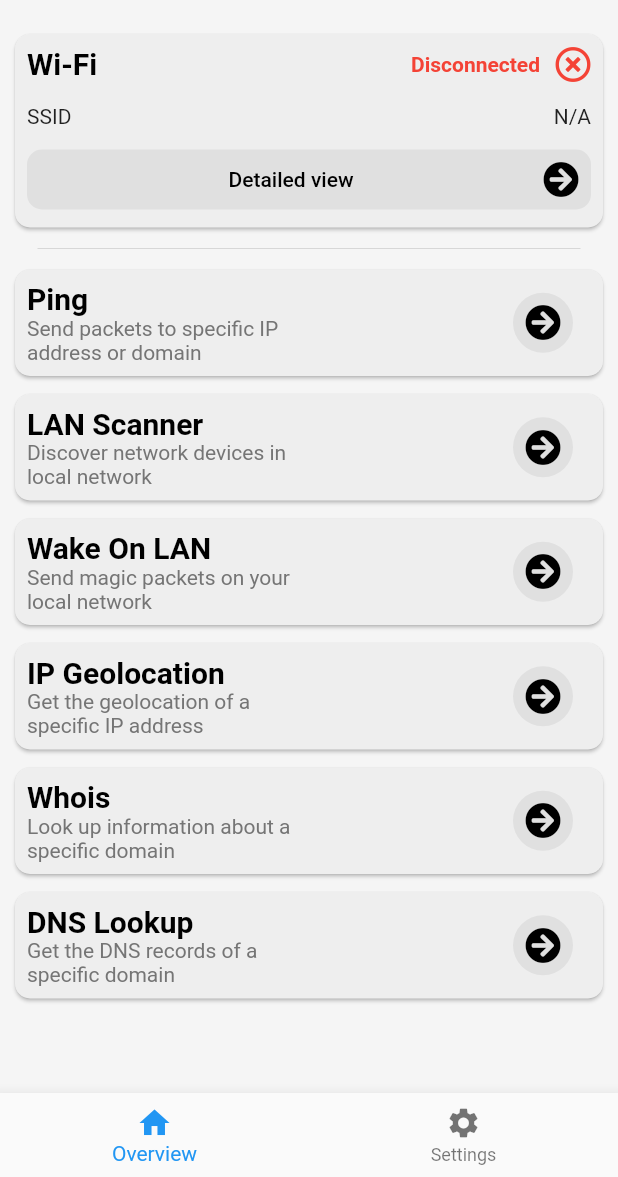
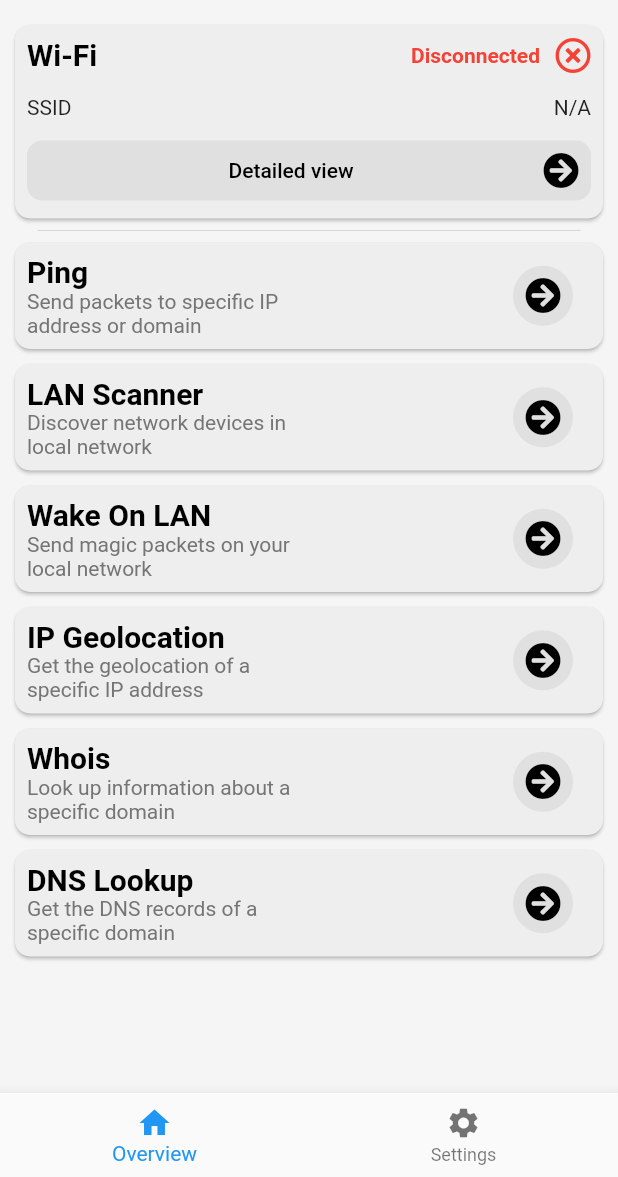
Before and after one commit to ivirtex/networkarch-flutter, a Flutter app: the screen it shows after launch, on a phone screen of 412 x 824 dp, the part 59-1236 px from its top. Run offline on Flutter 3.47's test engine with Material 2 defaults, Android fonts, the light colour scheme and no system bars; our stand-ins replace animate_do, easy_dynamic_theme, fluttertoast, font_awesome_flutter, google_maps_flutter, permission_handler and 1 more; missing offline and left inert: carrier_info, dart_ping, lan_scanner, network_info_plus, wake_on_lan.

Commit message:
Code refactor, fix margin

```diff
--- a/lib/constants.dart
+++ b/lib/constants.dart
@@ -47,6 +47,8 @@ abstract class Constants {
 
   // Styles
   static EdgeInsets listPadding = const EdgeInsets.all(10.0);
+
+  static double listSpacing = 10.0;
 
   static Divider listDivider = const Divider(
     height: 2,
--- a/lib/main.dart
+++ b/lib/main.dart
@@ -1,10 +1,10 @@
 // Flutter imports:
 import 'package:flutter/cupertino.dart';
 import 'package:flutter/material.dart';
+import 'package:flutter/services.dart';
 
 // Package imports:
 import 'package:easy_dynamic_theme/easy_dynamic_theme.dart';
-import 'package:flutter/services.dart';
 import 'package:provider/provider.dart';
 
 // Project imports:
--- a/lib/screens/dashboard.dart
+++ b/lib/screens/dashboard.dart
@@ -157,12 +157,18 @@ class _DashboardState extends State<Dashboard> {
                     Navigator.pushNamed(context, '/tools/ping', arguments: '');
                   },
                 ),
+                SizedBox(
+                  height: Constants.listSpacing,
+                ),
                 ToolCard(
                   toolName: 'LAN Scanner',
                   toolDesc: Constants.lanScannerDesc,
                   onPressed: () {
                     Navigator.pushNamed(context, '/tools/lan');
                   },
+                ),
+                SizedBox(
+                  height: Constants.listSpacing,
                 ),
                 ToolCard(
                   toolName: 'Wake On LAN',
@@ -171,12 +177,18 @@ class _DashboardState extends State<Dashboard> {
                     Navigator.pushNamed(context, '/tools/wol');
                   },
                 ),
+                SizedBox(
+                  height: Constants.listSpacing,
+                ),
                 ToolCard(
                   toolName: 'IP Geolocation',
                   toolDesc: Constants.ipGeoDesc,
                   onPressed: () {
                     Navigator.pushNamed(context, '/tools/ip_geo');
                   },
+                ),
+                SizedBox(
+                  height: Constants.listSpacing,
                 ),
                 ToolCard(
                   toolName: 'Whois',
@@ -189,6 +201,9 @@ class _DashboardState extends State<Dashboard> {
                       Constants.permissionGrantedToast,
                     );
                   },
+                ),
+                SizedBox(
+                  height: Constants.listSpacing,
                 ),
                 ToolCard(
                   toolName: 'DNS Lookup',
--- a/lib/screens/settings_view.dart
+++ b/lib/screens/settings_view.dart
@@ -71,6 +71,7 @@ class Settings extends StatelessWidget {
             color: isDarkModeOn ? Colors.white : Colors.black,
           ),
           title: const Text('About'),
+          trailing: const Text('Version 1.0.0'),
           // onTap: () => Navigator.pushNamed(context, '/about'),
         ),
       ],
--- a/lib/shared/cards/network_card.dart
+++ b/lib/shared/cards/network_card.dart
@@ -30,6 +30,7 @@ class NetworkCard extends StatelessWidget {
     final bool isDarkModeOn = Theme.of(context).brightness == Brightness.dark;
 
     return DataCard(
+      margin: EdgeInsetsDirectional.zero,
       child: Column(
         children: [
           Row(
--- a/lib/shared/cards/tool_card.dart
+++ b/lib/shared/cards/tool_card.dart
@@ -25,6 +25,7 @@ class ToolCard extends StatelessWidget {
     final bool isDarkModeOn = Theme.of(context).brightness == Brightness.dark;
 
     return DataCard(
+      margin: EdgeInsetsDirectional.zero,
       child: Row(
         mainAxisAlignment: MainAxisAlignment.spaceBetween,
         children: [
--- a/lib/utils/enums.dart
+++ b/lib/utils/enums.dart
@@ -1,8 +1,3 @@
-enum ScannerMode {
-  quick,
-  precise,
-}
-
 enum NetworkType {
   wifi,
   cellular,
```
Also changed, not shown: lib/models/lan_scanner_model.dart (+11 -29 lines), lib/screens/lan_scanner_view.dart (+6 -25 lines), pubspec.lock.
